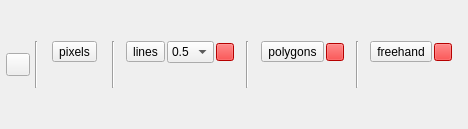
Qt form ui/view_widget_multi.ui (SMByC/ThRasE) before a commit.
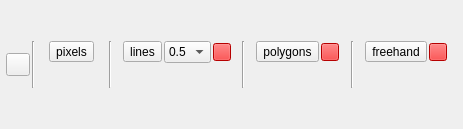
The same form after that commit. Icons and pictures are not drawn. Custom widgets are drawn as their Qt base class.

Commit message: Removing unnecessary spacer in edit tools

```diff
--- a/ui/view_widget_multi.ui
+++ b/ui/view_widget_multi.ui
@@ -6,7 +6,7 @@
    <rect>
     <x>0</x>
     <y>0</y>
-    <width>468</width>
+    <width>463</width>
     <height>129</height>
    </rect>
   </property>
@@ -94,22 +94,6 @@
         </property>
        </widget>
       </item>
-      <item>
-       <spacer name="horizontalSpacer_13">
-        <property name="orientation">
-         <enum>Qt::Horizontal</enum>
-        </property>
-        <property name="sizeType">
-         <enum>QSizePolicy::Fixed</enum>
-        </property>
-        <property name="sizeHint" stdset="0">
-         <size>
-          <width>3</width>
-          <height>20</height>
-         </size>
-        </property>
-       </spacer>
-      </item>
       <item>
        <widget class="Line" name="line_3">
         <property name="orientation">
```
The commit also changes 1 other file.
